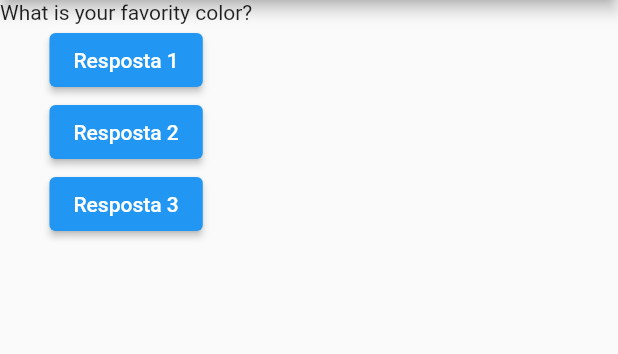
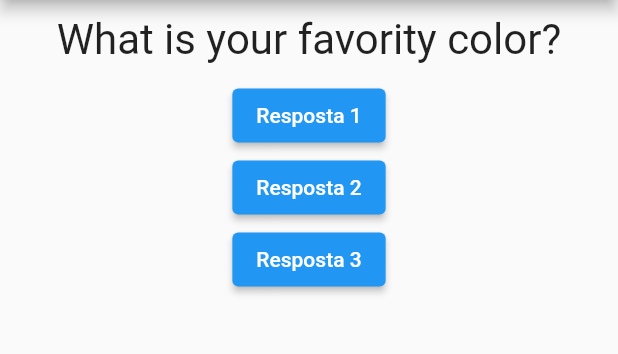
Before and after one commit to samueljml/quiz, a Flutter app: the screen it shows after launch, on a phone screen of 412 x 824 dp, the part 84-438 px from its top. Run offline on Flutter 3.47's test engine with Material 2 defaults, Android fonts, the phone set to English and light mode, and no system bars.

Commit message:
Adding container, margin and width

```diff
--- a/lib/question.dart
+++ b/lib/question.dart
@@ -7,6 +7,14 @@
 
   @override
   Widget build(BuildContext context) {
-    return Text(text);
+    return Container(
+      width: double.infinity,
+      margin: const EdgeInsets.all(10),
+      child: Text(
+        text,
+        style: const TextStyle(fontSize: 28),
+        textAlign: TextAlign.center,
+      ),
+    );
   }
 }
```
